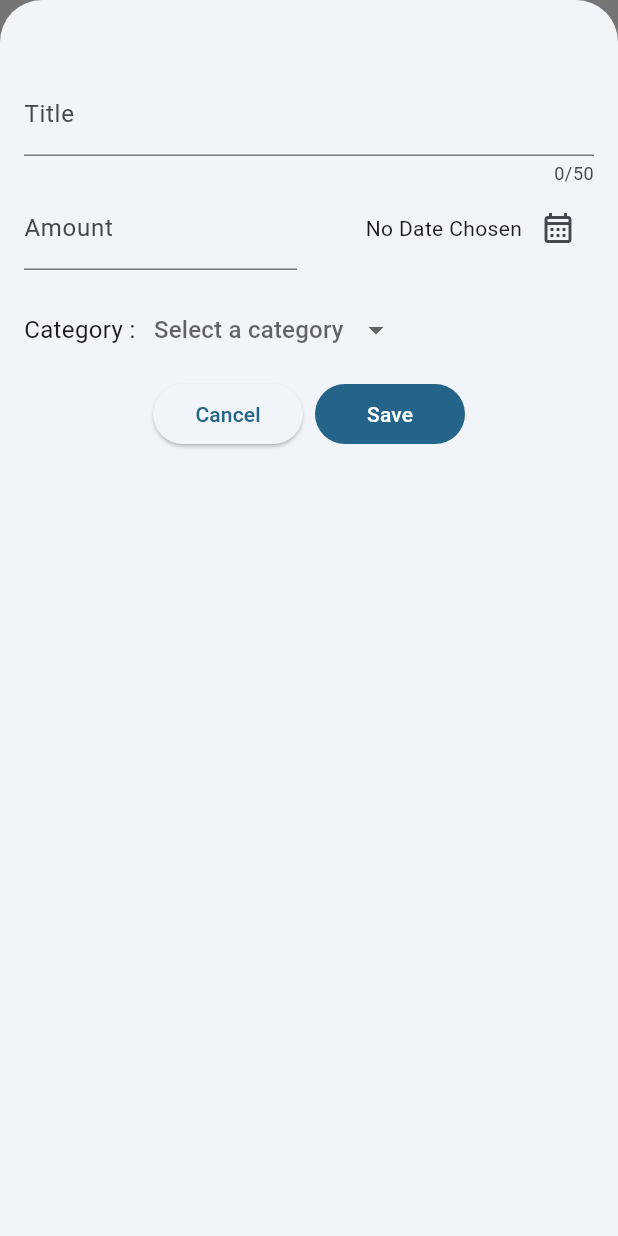
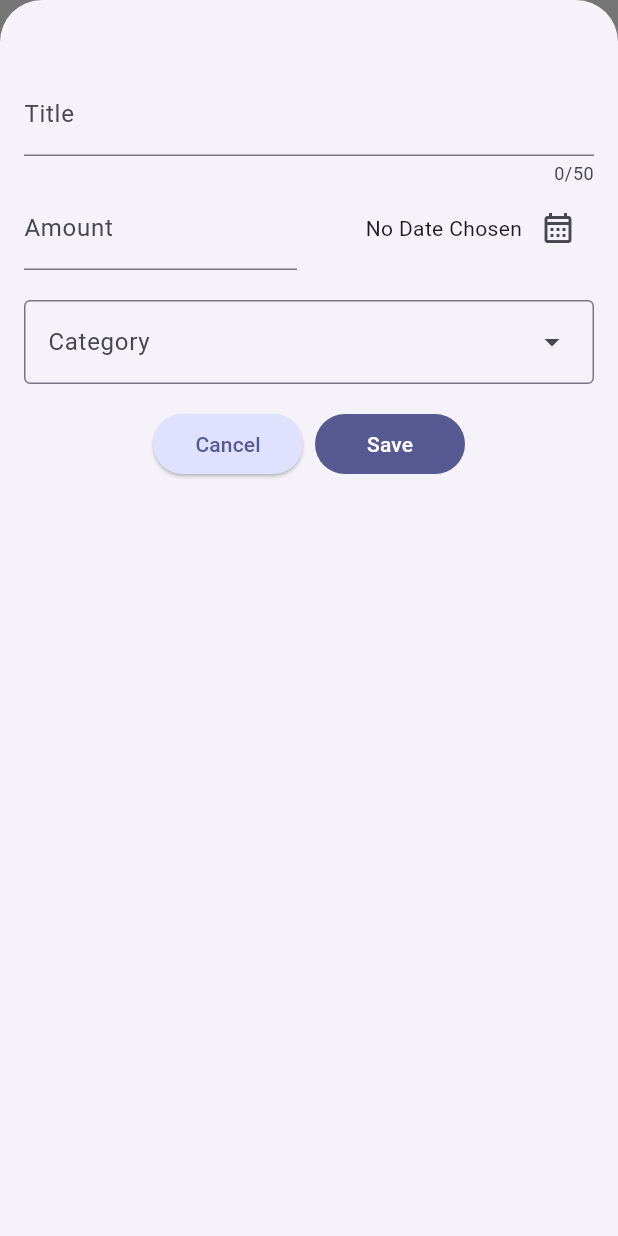
Before and after one commit to ramyadnan/Expense-Tracker, a Flutter app: the screen it shows after launch, after a tap on the "add" icon, on a phone screen of 412 x 824 dp. Run offline on Flutter 3.47's test engine with Material 3 defaults, Android fonts, the phone set to English and light mode, and no system bars.

Commit message:
complete part 1

```diff
--- a/lib/main.dart
+++ b/lib/main.dart
@@ -3,18 +3,36 @@ import 'package:flutter/material.dart';
 import 'package:expense_tracker/widgets/expenses.dart';
 
 // Define custom colors
-const darkestBlue = Color.fromARGB(255, 43, 83, 108);
-const mediumBlue = Color.fromARGB(255, 29, 167, 189);
-const lightOrange = Color.fromARGB(255, 227, 142, 73);
-const lightestBlue = Color.fromARGB(255, 212, 235, 248);
+const color0 = Color.fromARGB(255, 0, 0, 52);
+const color1 = Color.fromARGB(255, 38, 70, 83);
+const color2 = Color.fromARGB(255, 42, 157, 143);
+const color3 = Color.fromARGB(255, 157, 215, 239);
+const color4 = Color.fromARGB(255, 233, 196, 106);
+const color5 = Color.fromARGB(255, 244, 162, 97);
+const color6 = Color.fromARGB(255, 231, 111, 81);
 
 var kColorScheme = ColorScheme.fromSeed(
-  seedColor: darkestBlue,
+  seedColor: color0,
+);
+
+var kColorSchemeDark = ColorScheme.fromSeed(
+  seedColor: color0,
+  brightness: Brightness.dark,
 );
 
 void main() {
   runApp(
     MaterialApp(
+      darkTheme: ThemeData.dark().copyWith(
+        colorScheme: kColorSchemeDark,
+        cardTheme: const CardTheme().copyWith(
+          color: kColorSchemeDark.secondaryContainer,
+          margin: const EdgeInsets.symmetric(
+            vertical: 5,
+            horizontal: 15,
+          ),
+        ),
+      ),
       theme: ThemeData().copyWith(
         colorScheme: kColorScheme,
         appBarTheme: const AppBarTheme().copyWith(
@@ -22,32 +40,21 @@ void main() {
           foregroundColor: kColorScheme.primary,
         ),
         scaffoldBackgroundColor: kColorScheme.onPrimary,
-        // cardTheme: const CardTheme().copyWith(
-        //   color: kColorScheme.secondaryContainer,
-        //   margin: const EdgeInsets.symmetric(
-        //     vertical: 5,
-        //     horizontal: 15,
-        //   ),
-        // ),
-        // elevatedButtonTheme: ElevatedButtonThemeData(
-        //   style: ElevatedButton.styleFrom(
-        //     backgroundColor: kColorScheme.primaryContainer,
-        //   ),
-        // ),
-        // textTheme: ThemeData().textTheme.copyWith(
-        //   titleLarge: TextStyle(
-        //     fontSize: 20,
-        //     fontWeight: FontWeight.bold,
-        //     color: kColorScheme.onSecondaryContainer,
-        //   ),
-        // ),
+        cardTheme: const CardTheme().copyWith(
+          color: kColorScheme.secondaryContainer,
+          margin: const EdgeInsets.symmetric(
+            vertical: 5,
+            horizontal: 15,
+          ),
+        ),
+        elevatedButtonTheme: ElevatedButtonThemeData(
+          style: ElevatedButton.styleFrom(
+            backgroundColor: kColorScheme.primaryContainer,
+          ),
+        ),
       ),
+      themeMode: ThemeMode.system,
       home: const Expenses(),
     ),
   );
 }
-
-// Color.fromARGB(255, 212, 235, 248)
-// Color.fromARGB(255, 31, 80, 154)
-// Color.fromARGB(255, 10, 57, 129)
-// Color.fromARGB(255, 227, 142, 73)
--- a/lib/models/expense.dart
+++ b/lib/models/expense.dart
@@ -7,20 +7,22 @@ final formatter = DateFormat.yMd();
 
 const uuid = Uuid();
 
-enum Category { food, travel, leisure, work }
+enum Category { food, travel, leisure, work, health }
 
 const categoryIcons = {
   Category.food: Icons.fastfood,
   Category.travel: Icons.flight_takeoff,
   Category.leisure: Icons.shopping_cart,
   Category.work: Icons.work,
+  Category.health: Icons.health_and_safety,
 };
 
 const categoryColors = {
-  Category.food: darkestBlue,
-  Category.travel: mediumBlue,
-  Category.leisure: lightOrange,
-  Category.work: lightestBlue,
+  Category.food: color1,
+  Category.travel: color2,
+  Category.leisure: color4,
+  Category.work: color5,
+  Category.health: color6,
 };
 
 class Expense {
@@ -41,3 +43,28 @@ class Expense {
     return formatter.format(date);
   }
 }
+
+class ExpenseBucket {
+  const ExpenseBucket({
+    required this.category,
+    required this.expenses,
+  });
+
+  ExpenseBucket.forCategory(List<Expense> allExpenses, this.category)
+      : expenses = allExpenses
+            .where((expense) => expense.category == category)
+            .toList();
+
+  final Category category;
+  final List<Expense> expenses;
+
+  double get totalExpenses {
+    double sum = 0;
+
+    for (final expense in expenses) {
+      sum += expense.amount; // sum = sum + expense.amount
+    }
+
+    return sum;
+  }
+}
--- /dev/null
+++ b/lib/widgets/chart/chart.dart
@@ -0,0 +1,94 @@
+
+import 'package:flutter/material.dart';
+import 'package:expense_tracker/widgets/chart/chart_bar.dart';
+import 'package:expense_tracker/models/expense.dart';
+
+class Chart extends StatelessWidget {
+  const Chart({super.key, required this.expenses});
+
+  final List<Expense> expenses;
+
+  List<ExpenseBucket> get buckets {
+    return [
+      ExpenseBucket.forCategory(expenses, Category.food),
+      ExpenseBucket.forCategory(expenses, Category.travel),
+      ExpenseBucket.forCategory(expenses, Category.leisure),
+      ExpenseBucket.forCategory(expenses, Category.work),
+      ExpenseBucket.forCategory(expenses, Category.health),
+    ];
+  }
+
+  double get maxTotalExpense {
+    double maxTotalExpense = 0;
+
+    for (final bucket in buckets) {
+      if (bucket.totalExpenses > maxTotalExpense) {
+        maxTotalExpense = bucket.totalExpenses;
+      }
+    }
+
+    return maxTotalExpense;
+  }
+
+  @override
+  Widget build(BuildContext context) {
+    final isDarkMode =
+        MediaQuery.of(context).platformBrightness == Brightness.dark;
+    return Container(
+      margin: const EdgeInsets.all(16),
+      padding: const EdgeInsets.symmetric(
+        vertical: 16,
+        horizontal: 8,
+      ),
+      width: double.infinity,
+      height: 180,
+      decoration: BoxDecoration(
+        borderRadius: BorderRadius.circular(8),
+        // gradient: LinearGradient(
+        //   colors: [
+        //     color1.withOpacity(1.0),
+        //     color1.withOpacity(1.0)
+        //   ],
+        //   begin: Alignment.bottomCenter,
+        //   end: Alignment.topCenter,
+        // ),
+      ),
+      child: Column(
+        children: [
+          Expanded(
+            child: Row(
+              crossAxisAlignment: CrossAxisAlignment.end,
+              children: [
+                for (final bucket in buckets)
+                  ChartBar(
+                    fill: bucket.totalExpenses == 0
+                        ? 0
+                        : bucket.totalExpenses / maxTotalExpense,
+                    categoryColors: categoryColors[bucket.category]!,
+                  )
+              ],
+            ),
+          ),
+          const SizedBox(height: 12),
+          Row(
+            children: buckets
+                .map(
+                  (bucket) => Expanded(
+                    child: Padding(
+                      padding: const EdgeInsets.symmetric(horizontal: 4),
+                      child: Icon(
+                        categoryIcons[bucket.category],
+                        color: isDarkMode
+                            ? Theme.of(context).colorScheme.secondary
+                            : categoryColors[bucket.category]!,
+                      ),
+                    ),
+                  ),
+                )
+                .toList(),
+          )
+        ],
+      ),
+    );
+  }
+}
--- /dev/null
+++ b/lib/widgets/chart/chart_bar.dart
@@ -0,0 +1,31 @@
+import 'package:flutter/material.dart';
+
+class ChartBar extends StatelessWidget {
+  const ChartBar({
+    super.key,
+    required this.fill,
+    required this.categoryColors,
+  });
+
+  final double fill;
+  final Color categoryColors;
+
+  @override
+  Widget build(BuildContext context) {
+    return Expanded(
+      child: Padding(
+        padding: const EdgeInsets.symmetric(horizontal: 4),
+        child: FractionallySizedBox(
+          heightFactor: fill,
+          child: DecoratedBox(
+            decoration: BoxDecoration(
+              shape: BoxShape.rectangle,
+              borderRadius: const BorderRadius.vertical(top: Radius.circular(5)),
+              color: categoryColors,
+            ),
+          ),
+        ),
+      ),
+    );
+  }
+}
--- a/lib/widgets/expenses.dart
+++ b/lib/widgets/expenses.dart
@@ -1,7 +1,9 @@
 import 'package:flutter/material.dart';
+import 'package:intl/intl.dart';
 import 'package:expense_tracker/widgets/new_expense.dart';
 import 'package:expense_tracker/widgets/expenses_list/expenses_list.dart';
 import 'package:expense_tracker/models/expense.dart';
+import 'package:expense_tracker/widgets/chart/chart.dart';
 
 class Expenses extends StatefulWidget{
   const Expenses({super.key});
@@ -22,9 +24,15 @@ class _ExpensesState extends State<Expenses>{
     ),
     Expense(
       title: 'New shoes',
-      amount: 100.0,
-      date: DateTime.now(),
+      amount: 140.0,
+      date: DateFormat('dd/MM/yyyy').parse('15/08/2024'),
       category: Category.leisure,
+    ),
+    Expense(
+      title: 'Flight to Paris',
+      amount: 209.38,
+      date: DateFormat('dd/MM/yyyy').parse('27/10/2024'),
+      category: Category.travel,
     ),
   ];
 
@@ -76,7 +84,13 @@ class _ExpensesState extends State<Expenses>{
     }
     return Scaffold(
       appBar: AppBar(
-        title: const Text('ExpenseTracker'),
+        title: const Text(
+          'ExpenseTracker',
+          style: TextStyle(
+            fontSize: 20,
+            fontWeight: FontWeight.bold,
+          ),
+        ),
         actions: [
           IconButton(
             icon: const Icon(Icons.add),
@@ -86,7 +100,7 @@ class _ExpensesState extends State<Expenses>{
       ),
       body: Column(
         children: [
-          const Text('The Chart'),
+          Chart(expenses: _registeredExpenses),
           Expanded(child: mainContent,
           ),
         ],
--- a/lib/widgets/expenses_list/expense_item.dart
+++ b/lib/widgets/expenses_list/expense_item.dart
@@ -42,7 +42,7 @@ class ExpenseItem extends StatelessWidget {
             ),
             const Spacer(),
             Text(
-              '\$${expense.amount.toStringAsFixed(2)}',
+              '£${expense.amount.toStringAsFixed(2)}',
               style: const TextStyle(
                 fontWeight: FontWeight.bold,
                 color: Colors.white,
--- a/lib/widgets/new_expense.dart
+++ b/lib/widgets/new_expense.dart
@@ -122,49 +122,32 @@ class _NewExpenseState extends State<NewExpense> {
               ),
             ],
           ),
-          const SizedBox(height: 16),
+          const SizedBox(height: 20),
           Row(
-            children: [
-              const Text(
-                "Category : ",
-                style: TextStyle(
-                  fontSize: 16,
-                ),
-              ),
-              const SizedBox(width: 8),
-              SizedBox(
-                width: 160,
-                child: DropdownButtonHideUnderline(
-                  child: DropdownButton<Category>(
-                    value: _selectedCategory,
-                    items: Category.values.map(
-                      (category) => DropdownMenuItem<Category>(
+            mainAxisAlignment: MainAxisAlignment.start,
+            children: <Widget>[
+              DropdownMenu<Category>(
+                width: MediaQuery.sizeOf(context).width - 32,
+                initialSelection: _selectedCategory,
+                dropdownMenuEntries: Category.values.map((category) {
+                  return DropdownMenuEntry<Category>(
                     value: category,
-                        child: Row(
-                          children: [
-                            Icon(categoryIcons[category]),
-                            const SizedBox(width: 8),
-                            Text(
+                    label:
                       '${category.name[0].toUpperCase()}${category.name.substring(1).toLowerCase()}',
-                            ),
-                          ],
-                        ),
-                      ),
-                    ).toList(),
-                    onChanged: (value) {
+
+                    leadingIcon: Icon(categoryIcons[category]),
+                  );
+                }).toList(),
+                label: const Text('Category'),
+                onSelected: (Category? value) {
                   setState(() {
                     _selectedCategory = value;
                   });
                 },
-                    hint: const Text(
-                      "Select a category",
-                    ),
-                  ),
-                ),
               ),
             ],
           ),
-          const SizedBox(height: 8),
+          const SizedBox(height: 16),
           Row(
             mainAxisAlignment: MainAxisAlignment.center,
             children: [
```
Lines whose indentation alone changed are shown as unchanged.
